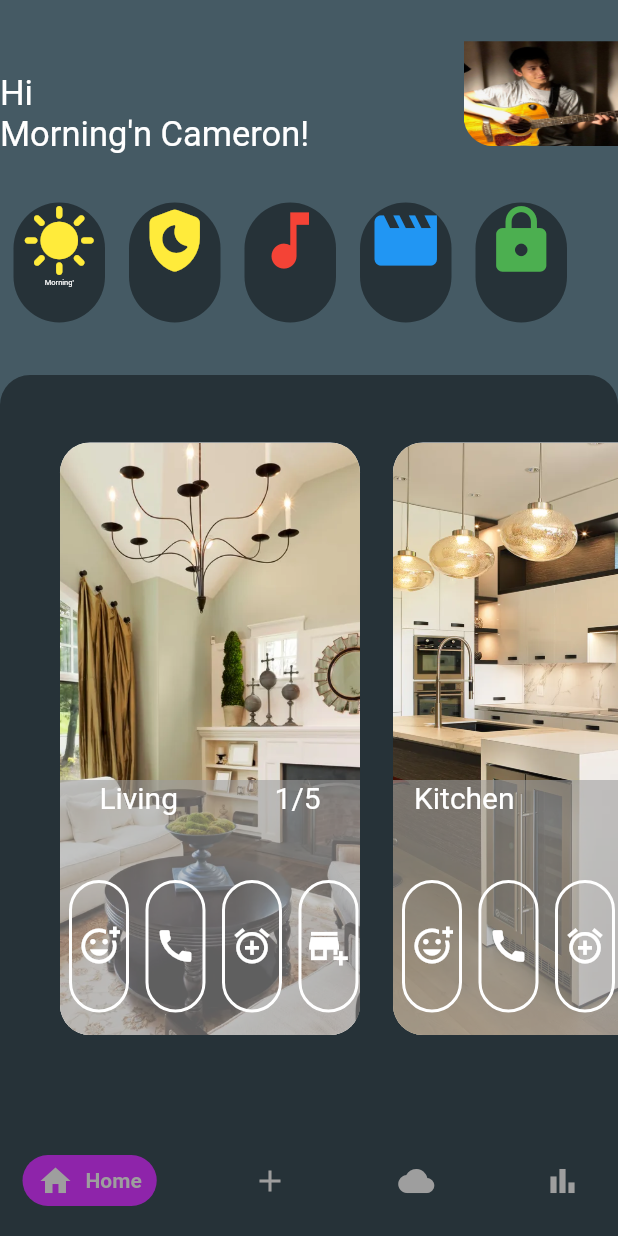
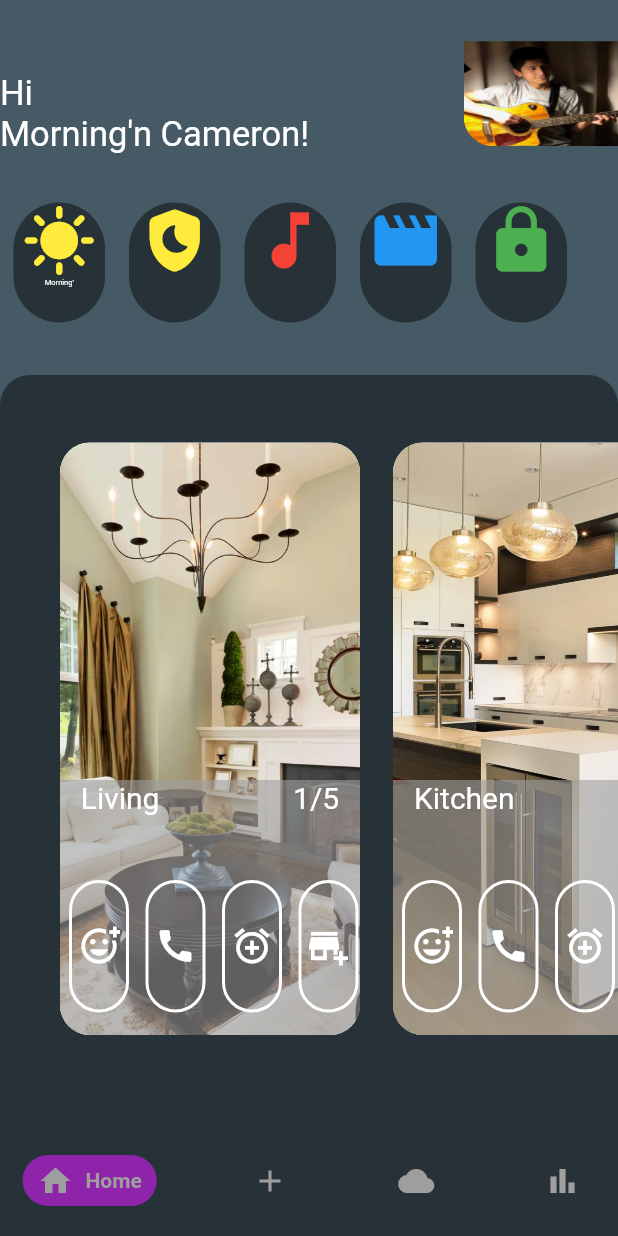
Before and after one commit to sulavpo/Flutter_Intern, a Flutter app: the screen it shows after launch, on a phone screen of 412 x 824 dp. Run offline on Flutter 3.47's test engine with Material 2 defaults, Android fonts, the phone set to English and light mode, and no system bars; drawn by our look-alikes of google_nav_bar.

Commit message:
new Update 1.0

```diff
--- a/lib/landing_screen.dart
+++ b/lib/landing_screen.dart
@@ -252,7 +252,7 @@ class _LandingScreenState extends State<LandingScreen> {
         children: [
           Expanded(
               flex:1,
-              child: Text("Living\t\t\t\t\t\t\t\t\t\t\t\t\t1/5",style: TextStyle(fontSize: 20,color:Colors.white),)),
+              child: Text("Living\t\t\t\t\t\t\t\t\t\t\t\t\t\t\t\t\t\t1/5",style: TextStyle(fontSize: 20,color:Colors.white),)),
           Expanded(
             flex: 2,
             child: ListView(
```
